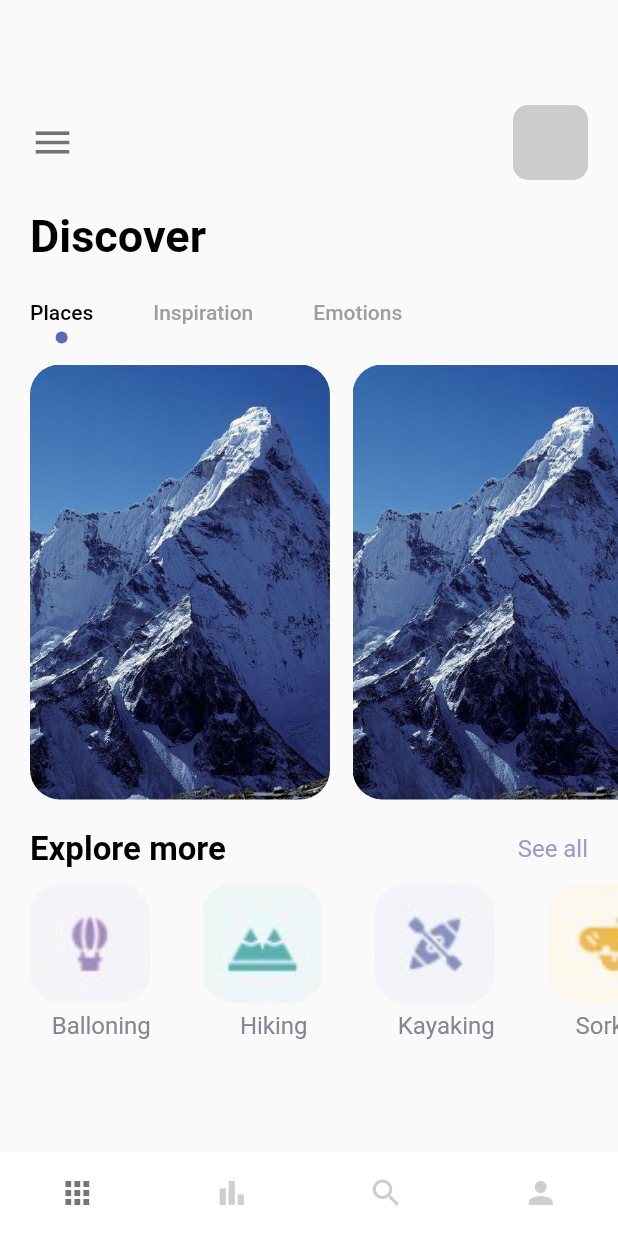
After one commit to EidoKh/trips-flutter, a Flutter app: the MainPage screen opened directly, on a phone screen of 412 x 824 dp. The commit adds this screen. Run offline on Flutter 3.47's test engine with Material 2 defaults, Android fonts, the phone set to English and light mode, and no system bars.

Commit message:
Initial commit

```diff
--- /dev/null
+++ b/lib/pages/home_page.dart
@@ -0,0 +1,209 @@
+import 'package:flutter/cupertino.dart';
+import 'package:flutter/material.dart';
+import 'package:flutter_cubit/misc/colors.dart';
+import 'package:flutter_cubit/widgets/app_large_text.dart';
+import 'package:flutter_cubit/widgets/app_text.dart';
+
+class HomePage extends StatefulWidget {
+  const HomePage({Key? key}) : super(key: key);
+
+  @override
+  _HomePageState createState() => _HomePageState();
+}
+
+class _HomePageState extends State<HomePage> with TickerProviderStateMixin {
+  var images={
+    "balloning.png":"Balloning",
+    "hiking.png":"Hiking",
+    "kayaking.png":"Kayaking",
+    "snorkling.png":"Sorkling",
+  };
+  @override
+  Widget build(BuildContext context) {
+    TabController _tabController = TabController(length: 3, vsync: this);
+    return Scaffold(
+      body: Column(
+        crossAxisAlignment: CrossAxisAlignment.start,
+        children: [
+          Container(
+            padding: const EdgeInsets.only(top: 70, left: 20),
+            child: Row(
+              children: [
+                Icon(
+                  Icons.menu,
+                  size: 30,
+                  color: Colors.black54,
+                ),
+                Expanded(child: Container()),
+                Container(
+                  margin: const EdgeInsets.only(right: 20),
+                  width: 50,
+                  height: 50,
+                  decoration: BoxDecoration(
+                      borderRadius: BorderRadius.circular(10),
+                      color: Colors.grey.withOpacity(0.5)),
+                )
+              ],
+            ),
+          ),
+          SizedBox(
+            height: 20,
+          ),
+          Container(
+            margin: const EdgeInsets.only(left: 20),
+            child: AppLargeText(text: "Discover"),
+          ),
+          SizedBox(
+            height: 10,
+          ),
+          //tabbar
+          Container(
+            child: Align(
+              alignment: Alignment.centerLeft,
+              child: TabBar(
+                labelPadding: const EdgeInsets.only(left: 20, right: 20),
+                controller: _tabController,
+                labelColor: Colors.black,
+                unselectedLabelColor: Colors.grey,
+                isScrollable: true,
+                indicatorSize: TabBarIndicatorSize.label,
+                indicator:
+                    CircleTabIndicator(color: AppColors.mainColor, radius: 4),
+                tabs: [
+                  Tab(
+                    text: "Places",
+                  ),
+                  Tab(
+                    text: "Inspiration",
+                  ),
+                  Tab(
+                    text: "Emotions",
+                  ),
+                ],
+              ),
+            ),
+          ),
+          Container(
+            margin: const EdgeInsets.only(left: 20),
+            height: 300,
+            width: double.maxFinite,
+            child: TabBarView(
+              controller: _tabController,
+              children: [
+                ListView.builder(
+                  itemCount: 3,
+                  scrollDirection: Axis.horizontal,
+                  itemBuilder: (BuildContext context, int index) {
+                    return Container(
+                      margin: EdgeInsets.only(right: 15, top: 10),
+                      width: 200,
+                      height: 300,
+                      decoration: BoxDecoration(
+                          borderRadius: BorderRadius.circular(20),
+                          color: Colors.white,
+                          image: DecorationImage(
+                              image: AssetImage("img/mountain.jpeg"),
+                              fit: BoxFit.cover)),
+                    );
+                  },
+                ),
+                Text("There"),
+                Text("Bye"),
+              ],
+            ),
+          ),
+          SizedBox(
+            height: 20,
+          ),
+          Container(
+            margin: const EdgeInsets.only(left: 20, right: 20),
+            child: Row(
+              mainAxisAlignment: MainAxisAlignment.spaceBetween,
+              children: [
+                AppLargeText(
+                  text: "Explore more",
+                  size: 22,
+                ),
+                AppText(
+                  text: "See all",
+                  size: 16,
+                  color: AppColors.textColor1,
+                )
+              ],
+            ),
+          ),
+          SizedBox(
+            height: 10,
+          ),
+          Container(
+            height: 120,
+            width: double.maxFinite,
+            margin: const EdgeInsets.only(left: 20),
+            child: ListView.builder(
+                itemCount: 4,
+                scrollDirection: Axis.horizontal,
+                itemBuilder: (_, index) {
+                  return Container(
+                    margin: const EdgeInsets.only(right: 20),
+                    child: Column(
+
+                      children: [
+                        Container(
+                          margin: EdgeInsets.only(right: 15,bottom: 5),
+                          width: 80,
+                          height: 80,
+                          decoration: BoxDecoration(
+                              borderRadius: BorderRadius.circular(20),
+                              color: Colors.white,
+                              image: DecorationImage(
+                                  image: AssetImage("img/"+images.keys.elementAt(index)),
+                                  fit: BoxFit.cover)),
+                        ),
+                        Container(
+                          child: AppText(
+                            text: images.values.elementAt(index),
+                            color: AppColors.textColor2,
+                          ),
+                        )
+                      ],
+                    ),
+                  );
+                }),
+          )
+        ],
+      ),
+    );
+  }
+}
+
+class CircleTabIndicator extends Decoration {
+  final Color color;
+  double radius;
+
+  CircleTabIndicator({required this.color, required this.radius});
+
+  @override
+  BoxPainter createBoxPainter([VoidCallback? onChanged]) {
+    // TODO: implement createBoxPainter
+    return _CirclePainter(color: color, radius: radius);
+  }
+}
+
+class _CirclePainter extends BoxPainter {
+  final Color color;
+  double radius;
+
+  _CirclePainter({required this.color, required this.radius});
+
+  @override
+  void paint(Canvas canvas, Offset offset, ImageConfiguration configuration) {
+    Paint _paint = Paint();
+    _paint.color = color;
+    _paint.isAntiAlias = true;
+
+    final Offset circleOffset = Offset(
+        configuration.size!.width / 2, configuration.size!.height - radius * 2);
+
+    canvas.drawCircle(offset + circleOffset, radius, _paint);
+  }
+}
--- /dev/null
+++ b/lib/pages/navpages/main_page.dart
@@ -0,0 +1,54 @@
+import 'package:flutter/material.dart';
+import 'package:flutter_cubit/pages/navpages/bar_item_page.dart';
+import 'package:flutter_cubit/pages/home_page.dart';
+import 'package:flutter_cubit/pages/navpages/my_page.dart';
+import 'package:flutter_cubit/pages/navpages/search_page.dart';
+
+class MainPage extends StatefulWidget {
+  const MainPage({Key? key}) : super(key: key);
+
+  @override
+  _MainPageState createState() => _MainPageState();
+}
+
+class _MainPageState extends State<MainPage> {
+  List pages=[
+    HomePage(),
+    BarItemPage(),
+    SearchPage(),
+    MyPage()
+  ];
+  int currentIndex=0;
+  void onTap(int index){
+    setState(() {
+      currentIndex=index;
+    });
+    // currentIndex=index;
+  }
+  @override
+  Widget build(BuildContext context) {
+    return Scaffold(
+      body: pages[currentIndex],
+      bottomNavigationBar: BottomNavigationBar(
+        unselectedFontSize: 0,
+        selectedFontSize: 0,
+        type: BottomNavigationBarType.fixed,
+        backgroundColor: Colors.white,
+        onTap: onTap,
+        currentIndex: currentIndex,
+        selectedItemColor: Colors.black54,
+        unselectedItemColor: Colors.grey.withOpacity(0.5),
+        showUnselectedLabels: false,
+        showSelectedLabels: false,
+        elevation: 0,
+
+        items: [
+          BottomNavigationBarItem(title: Text("Home"), icon: Icon(Icons.apps)),
+          BottomNavigationBarItem(title: Text("Bar"), icon: Icon(Icons.bar_chart_sharp)),
+          BottomNavigationBarItem(title: Text("Search"), icon: Icon(Icons.search)),
+          BottomNavigationBarItem(title: Text("My"), icon: Icon(Icons.person)),
+        ],
+      ),
+    );
+  }
+}
```
Also changed, not shown: lib/main.dart (+4 -3 lines), lib/pages/detail_page.dart (added, +84 -0 lines), lib/pages/navpages/bar_item_page.dart (added, +16 -0 lines), lib/pages/navpages/my_page.dart (added, +16 -0 lines), lib/pages/navpages/search_page.dart (added, +16 -0 lines), lib/pages/welcome_page.dart (+20 -1 lines), lib/widgets/responsive_button.dart (added, +26 -0 lines).
